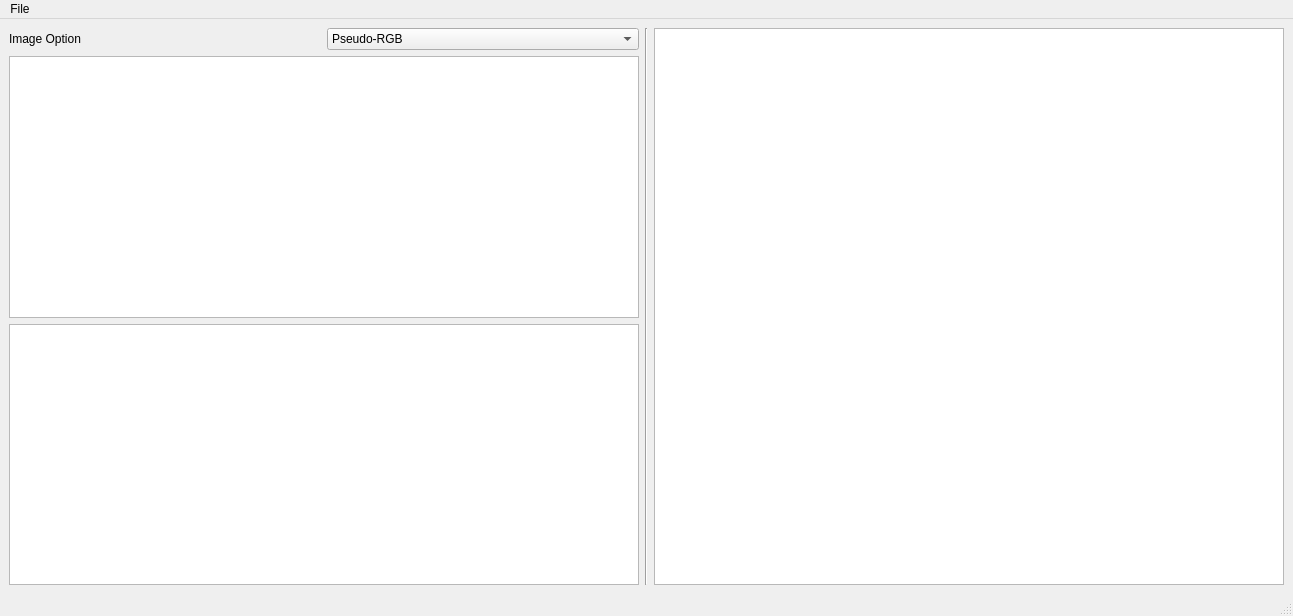
This is src/mainwindow.ui in lawRathod/Mantis as Qt 5 draws it before an edit. The edited form follows.
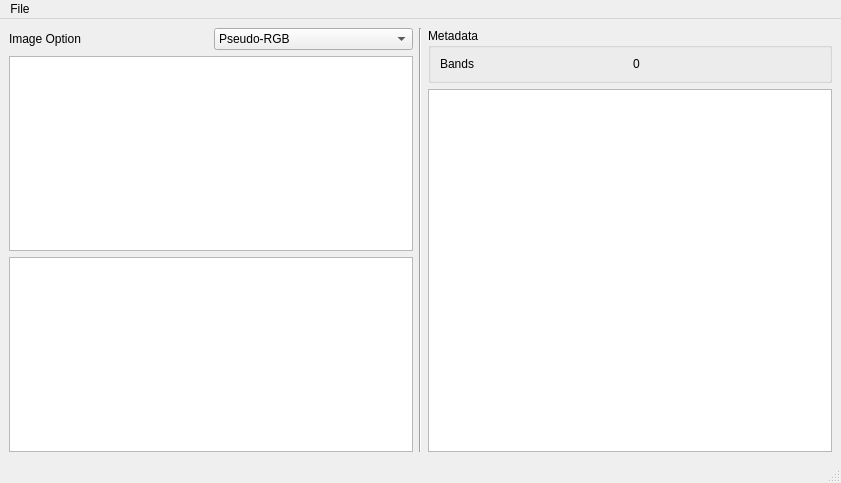
This is the edited form.

Commit message: Added interface with parse util

```diff
--- a/src/mainwindow.ui
+++ b/src/mainwindow.ui
@@ -6,8 +6,8 @@
    <rect>
     <x>0</x>
     <y>0</y>
-    <width>1293</width>
-    <height>616</height>
+    <width>841</width>
+    <height>483</height>
    </rect>
   </property>
   <property name="windowTitle">
@@ -56,6 +56,33 @@
       </item>
       <item>
        <layout class="QVBoxLayout" name="verticalLayout_2">
+        <item>
+         <widget class="QGroupBox" name="groupBox">
+          <property name="title">
+           <string>Metadata</string>
+          </property>
+          <layout class="QVBoxLayout" name="verticalLayout_3">
+           <item>
+            <layout class="QHBoxLayout" name="horizontalLayout_4">
+             <item>
+              <widget class="QLabel" name="label_3">
+               <property name="text">
+                <string>Bands</string>
+               </property>
+              </widget>
+             </item>
+             <item>
+              <widget class="QLabel" name="label_2">
+               <property name="text">
+                <string>0</string>
+               </property>
+              </widget>
+             </item>
+            </layout>
+           </item>
+          </layout>
+         </widget>
+        </item>
         <item>
          <widget class="QGraphicsView" name="graphicsView_2"/>
         </item>
@@ -70,7 +97,7 @@
     <rect>
      <x>0</x>
      <y>0</y>
-     <width>1293</width>
+     <width>841</width>
      <height>21</height>
     </rect>
    </property>
```
The commit also changes 6 other files.
